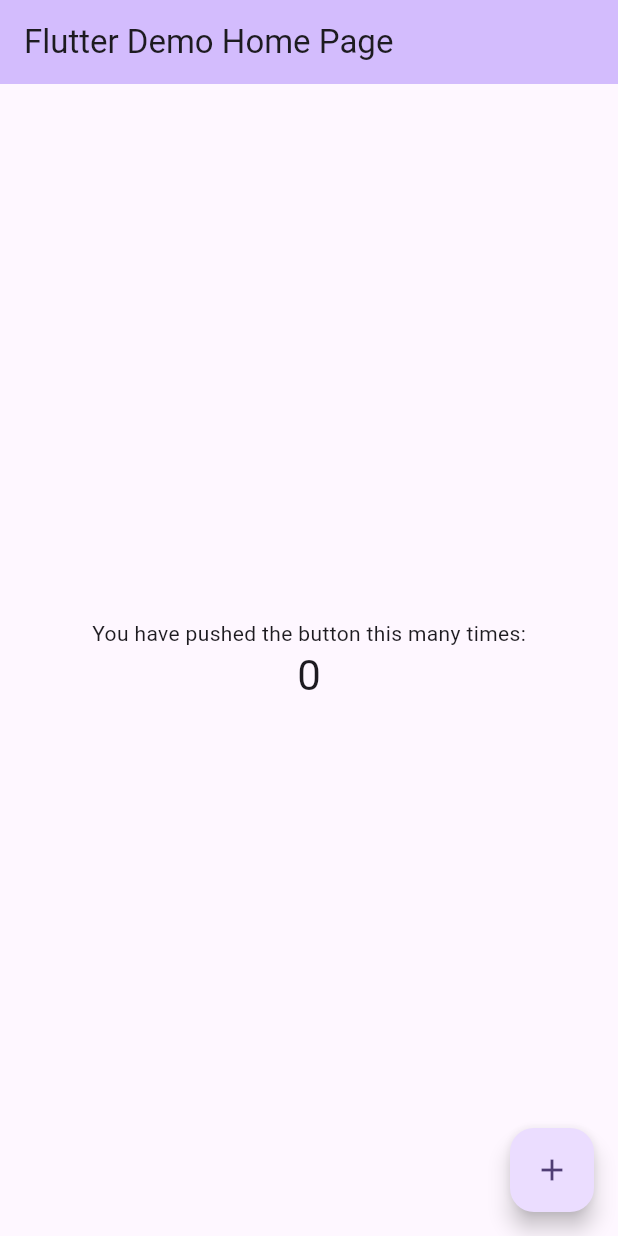
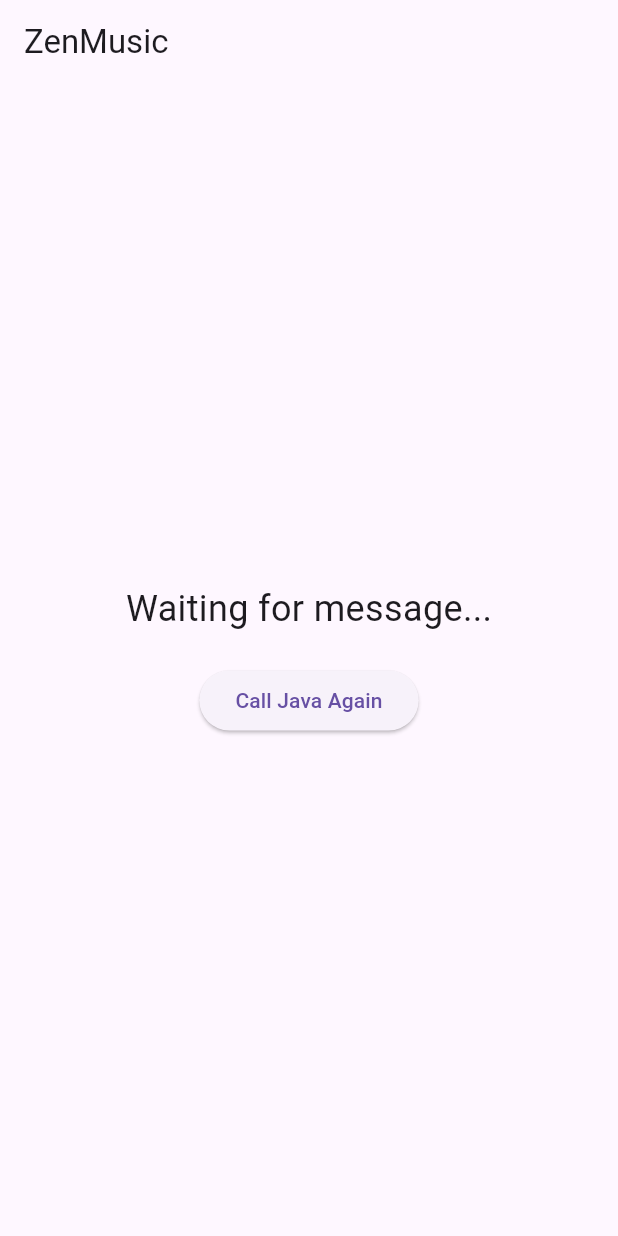
Before and after one commit to ZeNyfh/ZenMusic, a Flutter app: the screen it shows after launch, on a phone screen of 412 x 824 dp. Run offline on Flutter 3.47's test engine with Material 3 defaults, Android fonts, the phone set to English and light mode, and no system bars.

Commit message:
make java interaction thingy

```diff
--- a/lib/main.dart
+++ b/lib/main.dart
@@ -1,4 +1,5 @@
 import 'package:flutter/material.dart';
+import 'package:flutter/services.dart';
 
 void main() {
   runApp(const MyApp());
@@ -7,116 +8,59 @@ void main() {
 class MyApp extends StatelessWidget {
   const MyApp({super.key});
 
-  // This widget is the root of your application.
   @override
   Widget build(BuildContext context) {
     return MaterialApp(
-      title: 'Flutter Demo',
-      theme: ThemeData(
-        // This is the theme of your application.
-        //
-        // TRY THIS: Try running your application with "flutter run". You'll see
-        // the application has a purple toolbar. Then, without quitting the app,
-        // try changing the seedColor in the colorScheme below to Colors.green
-        // and then invoke "hot reload" (save your changes or press the "hot
-        // reload" button in a Flutter-supported IDE, or press "r" if you used
-        // the command line to start the app).
-        //
-        // Notice that the counter didn't reset back to zero; the application
-        // state is not lost during the reload. To reset the state, use hot
-        // restart instead.
-        //
-        // This works for code too, not just values: Most code changes can be
-        // tested with just a hot reload.
-        colorScheme: ColorScheme.fromSeed(seedColor: Colors.deepPurple),
-      ),
-      home: const MyHomePage(title: 'Flutter Demo Home Page'),
+      title: 'ZenMusic',
+      theme: ThemeData(primarySwatch: Colors.blue),
+      home: const HelloWorldScreen(),
     );
   }
 }
 
-class MyHomePage extends StatefulWidget {
-  const MyHomePage({super.key, required this.title});
-
-  // This widget is the home page of your application. It is stateful, meaning
-  // that it has a State object (defined below) that contains fields that affect
-  // how it looks.
-
-  // This class is the configuration for the state. It holds the values (in this
-  // case the title) provided by the parent (in this case the App widget) and
-  // used by the build method of the State. Fields in a Widget subclass are
-  // always marked "final".
-
-  final String title;
+class HelloWorldScreen extends StatefulWidget {
+  const HelloWorldScreen({super.key});
 
   @override
-  State<MyHomePage> createState() => _MyHomePageState();
+  State<HelloWorldScreen> createState() => _HelloWorldScreenState();
 }
 
-class _MyHomePageState extends State<MyHomePage> {
-  int _counter = 0;
+class _HelloWorldScreenState extends State<HelloWorldScreen> {
+  static const platform = MethodChannel('com.zenyfh.zenmusic/hello');
+  String _message = 'Waiting for message...';
 
-  void _incrementCounter() {
-    setState(() {
-      // This call to setState tells the Flutter framework that something has
-      // changed in this State, which causes it to rerun the build method below
-      // so that the display can reflect the updated values. If we changed
-      // _counter without calling setState(), then the build method would not be
-      // called again, and so nothing would appear to happen.
-      _counter++;
-    });
+  Future<void> _getJavaMessage() async {
+    try {
+      final String result = await platform.invokeMethod('getMessage');
+      setState(() => _message = result);
+    } on PlatformException catch (e) {
+      setState(() => _message = "Failed: '${e.message}'");
+    }
+  }
+
+  @override
+  void initState() {
+    super.initState();
+    _getJavaMessage();
   }
 
   @override
   Widget build(BuildContext context) {
-    // This method is rerun every time setState is called, for instance as done
-    // by the _incrementCounter method above.
-    //
-    // The Flutter framework has been optimized to make rerunning build methods
-    // fast, so that you can just rebuild anything that needs updating rather
-    // than having to individually change instances of widgets.
     return Scaffold(
-      appBar: AppBar(
-        // TRY THIS: Try changing the color here to a specific color (to
-        // Colors.amber, perhaps?) and trigger a hot reload to see the AppBar
-        // change color while the other colors stay the same.
-        backgroundColor: Theme.of(context).colorScheme.inversePrimary,
-        // Here we take the value from the MyHomePage object that was created by
-        // the App.build method, and use it to set our appbar title.
-        title: Text(widget.title),
-      ),
+      appBar: AppBar(title: const Text('ZenMusic')),
       body: Center(
-        // Center is a layout widget. It takes a single child and positions it
-        // in the middle of the parent.
         child: Column(
-          // Column is also a layout widget. It takes a list of children and
-          // arranges them vertically. By default, it sizes itself to fit its
-          // children horizontally, and tries to be as tall as its parent.
-          //
-          // Column has various properties to control how it sizes itself and
-          // how it positions its children. Here we use mainAxisAlignment to
-          // center the children vertically; the main axis here is the vertical
-          // axis because Columns are vertical (the cross axis would be
-          // horizontal).
-          //
-          // TRY THIS: Invoke "debug painting" (choose the "Toggle Debug Paint"
-          // action in the IDE, or press "p" in the console), to see the
-          // wireframe for each widget.
           mainAxisAlignment: MainAxisAlignment.center,
-          children: <Widget>[
-            const Text('You have pushed the button this many times:'),
-            Text(
-              '$_counter',
-              style: Theme.of(context).textTheme.headlineMedium,
+          children: [
+            Text(_message, style: const TextStyle(fontSize: 24)),
+            const SizedBox(height: 20),
+            ElevatedButton(
+              onPressed: _getJavaMessage,
+              child: const Text('Call Java Again'),
             ),
           ],
         ),
       ),
-      floatingActionButton: FloatingActionButton(
-        onPressed: _incrementCounter,
-        tooltip: 'Increment',
-        child: const Icon(Icons.add),
-      ), // This trailing comma makes auto-formatting nicer for build methods.
     );
   }
 }
```
Also changed, not shown: 1 other file.
